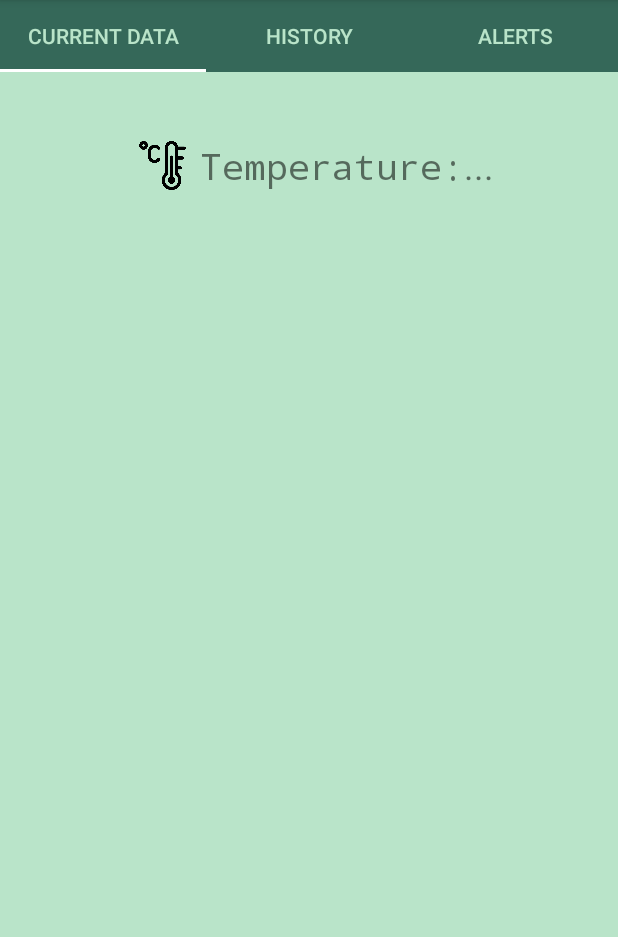
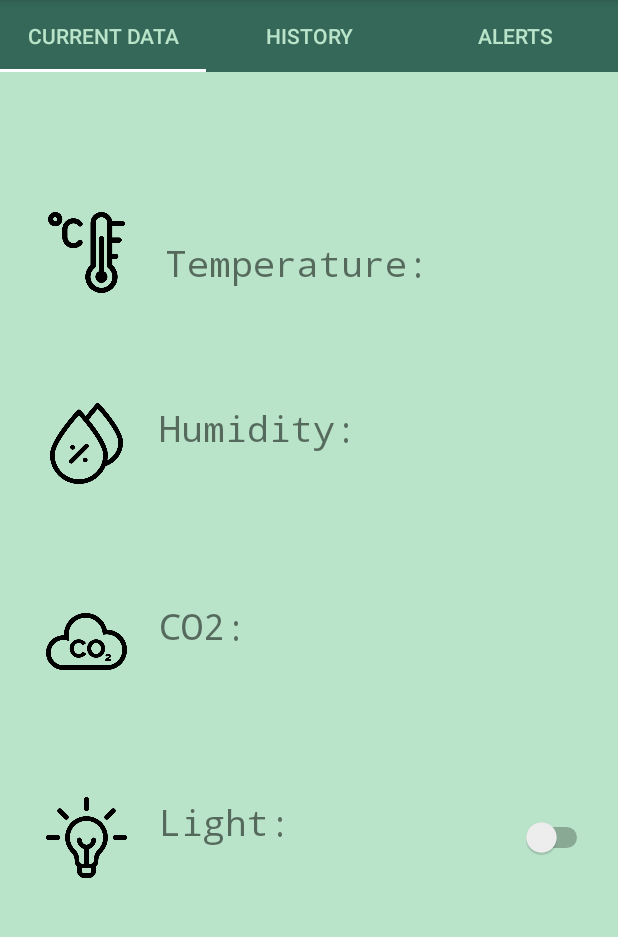
Before and after one commit to ThePandoR/SEP4Android, an Android app: the screen it shows after launch (MainActivity), on a phone screen of 412 x 824 dp, the part 84-1021 px from its top. Run offline under Robolectric (Android 15) with nearby library versions, the phone set to English and light mode, and no system bars; 2 statements that could not run were skipped.

Commit message:
view updated with humidity, co2 and light

```diff
--- a/app/src/main/res/layout/fragment_current_data.xml
+++ b/app/src/main/res/layout/fragment_current_data.xml
@@ -2,6 +2,7 @@
 <androidx.constraintlayout.widget.ConstraintLayout xmlns:android="http://schemas.android.com/apk/res/android"
     xmlns:app="http://schemas.android.com/apk/res-auto"
     xmlns:tools="http://schemas.android.com/tools"
+    android:id="@+id/frameLayout"
     android:layout_width="match_parent"
     android:layout_height="match_parent"
     android:background="@color/colorNavbar"
@@ -9,42 +10,125 @@
     tools:context="client.view.CurrentData">
 
     <ImageView
-        android:id="@+id/thermometer"
-        android:layout_width="50dp"
-        android:layout_height="0dp"
+        android:id="@+id/termometer"
+        android:layout_width="82dp"
+        android:layout_height="54dp"
         android:src="@drawable/thermometer"
         app:layout_constraintBottom_toBottomOf="@+id/temperatureTV"
         app:layout_constraintEnd_toStartOf="@+id/temperatureTV"
         app:layout_constraintHorizontal_bias="0.5"
-        app:layout_constraintHorizontal_chainStyle="packed"
-        app:layout_constraintStart_toStartOf="parent"
-        app:layout_constraintTop_toTopOf="@+id/temperatureTV" />
+        app:layout_constraintStart_toStartOf="parent" />
 
     <TextView
         android:id="@+id/currentTemp"
-        android:layout_width="wrap_content"
-        android:layout_height="wrap_content"
-        android:text="@string/temp_label_default"
+        android:layout_width="73dp"
+        android:layout_height="54dp"
         android:textSize="24sp"
+        android:typeface="monospace"
         app:layout_constraintBottom_toBottomOf="@+id/temperatureTV"
         app:layout_constraintEnd_toEndOf="parent"
         app:layout_constraintHorizontal_bias="0.5"
-        app:layout_constraintStart_toEndOf="@+id/temperatureTV"
-        app:layout_constraintTop_toTopOf="@+id/temperatureTV" />
+        app:layout_constraintStart_toEndOf="@+id/temperatureTV" />
 
     <TextView
         android:id="@+id/temperatureTV"
-        android:layout_width="wrap_content"
-        android:layout_height="wrap_content"
+        android:layout_width="201dp"
+        android:layout_height="54dp"
         android:cursorVisible="false"
+        android:paddingTop="17dp"
         android:text="@string/temperature"
         android:textSize="24sp"
         android:typeface="monospace"
         app:layout_constraintBottom_toBottomOf="parent"
         app:layout_constraintEnd_toStartOf="@+id/currentTemp"
         app:layout_constraintHorizontal_bias="0.5"
-        app:layout_constraintStart_toEndOf="@+id/thermometer"
+        app:layout_constraintStart_toEndOf="@+id/termometer"
         app:layout_constraintTop_toTopOf="parent"
-        app:layout_constraintVertical_bias="0.06" />
+        app:layout_constraintVertical_bias="0.134" />
+
+    <TextView
+        android:id="@+id/HumidityTV"
+        android:layout_width="201dp"
+        android:layout_height="54dp"
+        android:layout_marginEnd="4dp"
+        android:text="Humidity:"
+        android:textSize="24sp"
+        android:typeface="monospace"
+        app:layout_constraintBottom_toBottomOf="parent"
+        app:layout_constraintEnd_toEndOf="@+id/temperatureTV"
+        app:layout_constraintTop_toTopOf="parent"
+        app:layout_constraintVertical_bias="0.329" />
+
+    <ImageView
+        android:id="@+id/imageView5"
+        android:layout_width="82dp"
+        android:layout_height="54dp"
+        android:src="@drawable/drop"
+        app:layout_constraintBottom_toBottomOf="@+id/HumidityTV"
+        app:layout_constraintStart_toStartOf="@+id/termometer" />
+
+    <TextView
+        android:id="@+id/currentHumidity"
+        android:layout_width="73dp"
+        android:layout_height="54dp"
+        android:textSize="24sp"
+        android:typeface="monospace"
+        app:layout_constraintBottom_toBottomOf="@+id/HumidityTV"
+        app:layout_constraintEnd_toEndOf="@+id/currentTemp" />
+
+    <TextView
+        android:id="@+id/co2TV"
+        android:layout_width="201dp"
+        android:layout_height="54dp"
+        android:text="CO2:"
+        android:textSize="24sp"
+        android:typeface="monospace"
+        app:layout_constraintBottom_toBottomOf="parent"
+        app:layout_constraintEnd_toEndOf="@+id/HumidityTV"
+        app:layout_constraintTop_toTopOf="parent"
+        app:layout_constraintVertical_bias="0.53" />
+
+    <TextView
+        android:id="@+id/lightTV"
+        android:layout_width="201dp"
+        android:layout_height="54dp"
+        android:text="Light:"
+        android:textSize="24sp"
+        android:typeface="monospace"
+        app:layout_constraintBottom_toBottomOf="parent"
+        app:layout_constraintEnd_toEndOf="@+id/co2TV"
+        app:layout_constraintTop_toTopOf="parent"
+        app:layout_constraintVertical_bias="0.729" />
+
+    <ImageView
+        android:id="@+id/light"
+        android:layout_width="82dp"
+        android:layout_height="54dp"
+        android:src="@drawable/idea"
+        app:layout_constraintBottom_toBottomOf="@+id/lightTV"
+        app:layout_constraintStart_toStartOf="@+id/co2" />
+
+    <ImageView
+        android:id="@+id/co2"
+        android:layout_width="82dp"
+        android:layout_height="54dp"
+        android:src="@drawable/carbon_dioxide"
+        app:layout_constraintBottom_toBottomOf="@+id/co2TV"
+        app:layout_constraintStart_toStartOf="@+id/imageView5" />
+
+    <TextView
+        android:id="@+id/currentCo2"
+        android:layout_width="73dp"
+        android:layout_height="54dp"
+        android:typeface="monospace"
+        app:layout_constraintBottom_toBottomOf="@+id/co2TV"
+        app:layout_constraintEnd_toEndOf="@+id/currentHumidity" />
+
+    <Switch
+        android:id="@+id/lightSwitch"
+        android:layout_width="73dp"
+        android:layout_height="54dp"
+        app:layout_constraintBottom_toBottomOf="@+id/lightTV"
+        app:layout_constraintEnd_toEndOf="@+id/currentCo2" />
 
 </androidx.constraintlayout.widget.ConstraintLayout>
```
Also changed, not shown: app/src/main/res/drawable/carbon_dioxide.png (added), app/src/main/res/drawable/drop.png (added), app/src/main/res/drawable/idea.png (added).
